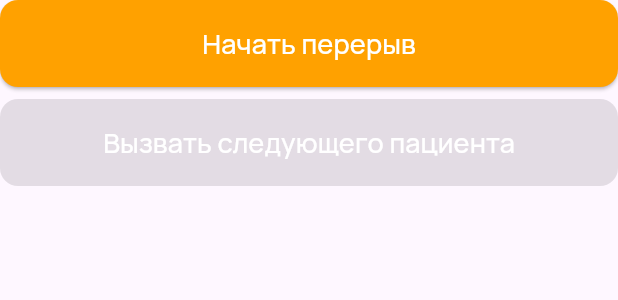
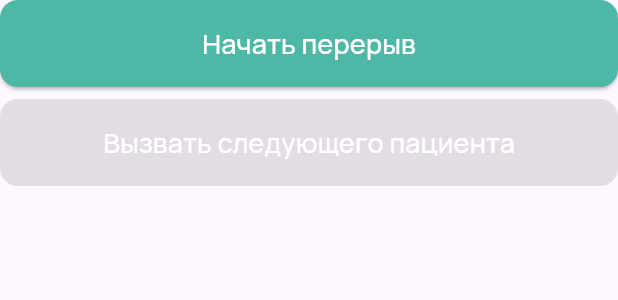
Before and after one commit to AlexanderMorozov1919/electronicqueue-frontend, a Flutter app: the QueueActionButtons widget shown alone on an empty page, opened directly with empty values, on a phone screen of 412 x 824 dp. Shown: the top 300 px of the screen. Run offline on Flutter 3.47's test engine with Material 3 defaults, Android fonts, the light colour scheme and no system bars; our stand-ins replace bloc, dartz, equatable, file_picker, flutter_bloc, flutter_dotenv and 8 more; missing offline and left inert: dart:html, desktop_drop; accounts and stored records are empty.

Commit message:
fix(doctor): поменял цвет кнопки начала перерыва

```diff
--- a/lib/doctor_window/presentation/widgets/queue_action_buttons.dart
+++ b/lib/doctor_window/presentation/widgets/queue_action_buttons.dart
@@ -34,7 +34,7 @@ class QueueActionButtons extends StatelessWidget {
         width: double.infinity,
         child: ElevatedButton(
           style: ElevatedButton.styleFrom(
-            backgroundColor: isBreakActive ? const Color(0xFF4EB8A6) : const Color(0xFFFFA100),
+            backgroundColor: isBreakActive ? const Color(0xFF4EB8A6) : const Color(0xFF4EB8A6),
             padding: const EdgeInsets.symmetric(vertical: 16),
             shape: RoundedRectangleBorder(
               borderRadius: BorderRadius.circular(12),
--- a/lib/doctor_window/presentation/widgets/queue_status_widget.dart
+++ b/lib/doctor_window/presentation/widgets/queue_status_widget.dart
@@ -136,7 +136,7 @@ class QueueStatusWidget extends StatelessWidget {
               width: double.infinity,
               child: ElevatedButton(
                 style: ElevatedButton.styleFrom(
-                  backgroundColor: canEndBreak ? const Color(0xFF4EB8A6) : Color(0xFFFFA100),
+                  backgroundColor: canEndBreak ? const Color(0xFF4EB8A6) : Color(0xFF4EB8A6),
                   padding: const EdgeInsets.symmetric(vertical: 16),
                   shape: RoundedRectangleBorder(
                     borderRadius: BorderRadius.circular(12),
```
